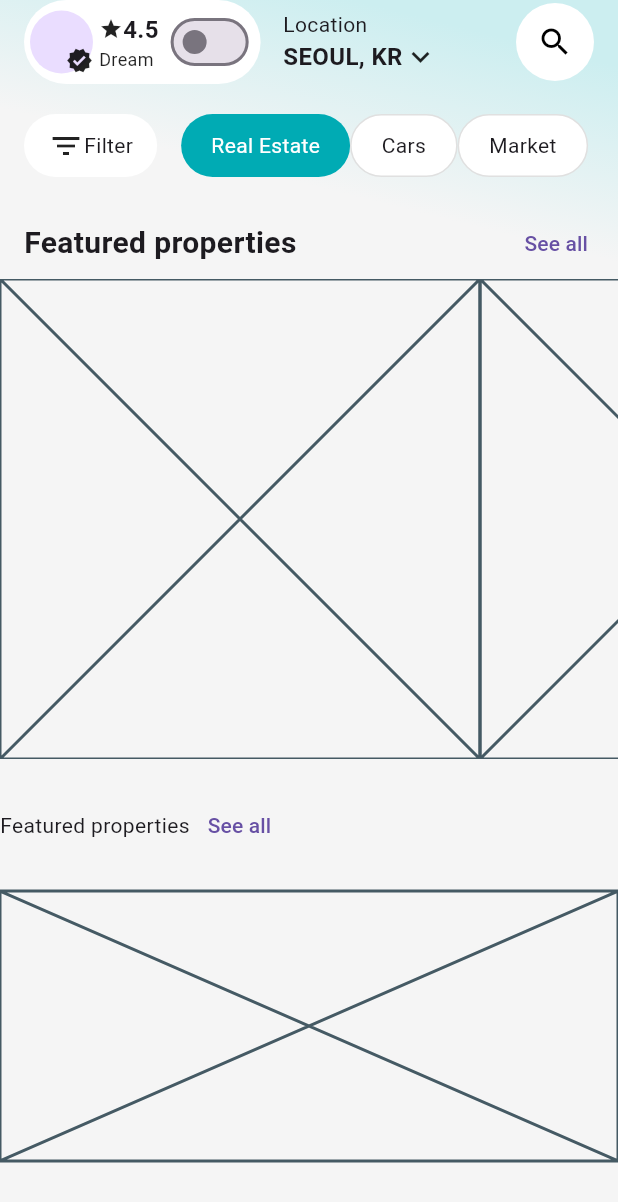
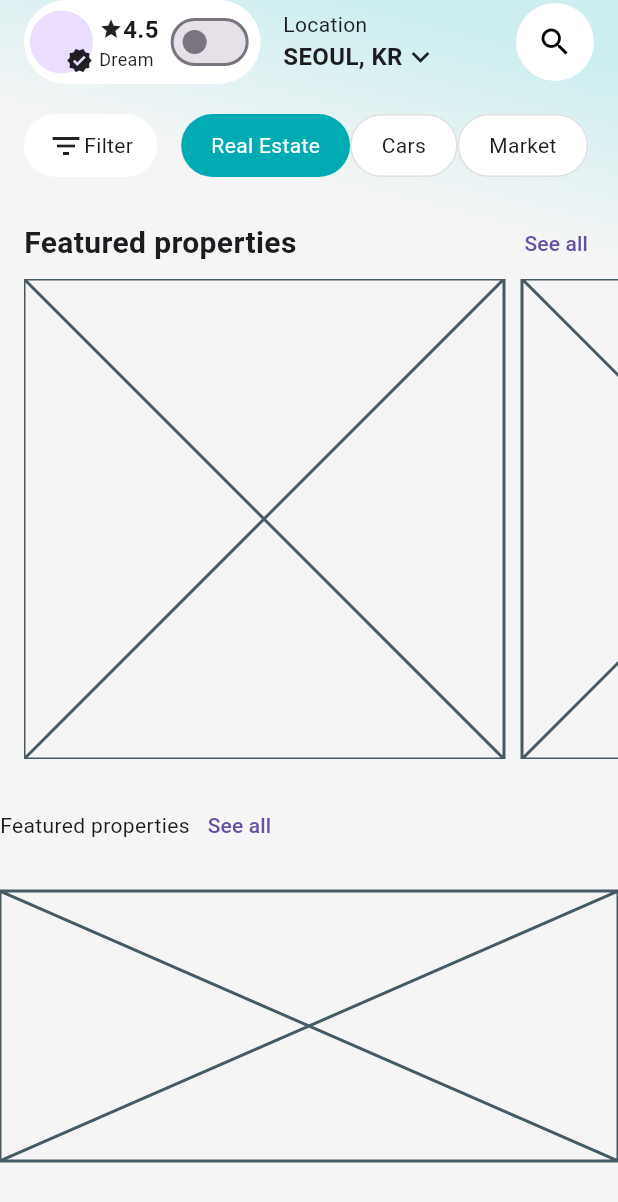
Before and after one commit to JAICHANGPARK/flutter_notebook_chapter_49, a Flutter app: the RealEstateHomePage screen opened directly, on a phone screen of 412 x 824 dp. Shown: the top 1202 px of the screen. Run offline on Flutter 3.47's test engine with Material 3 defaults, Android fonts, the phone set to English and light mode, and no system bars; our stand-ins replace dots_indicator, gap, google_fonts.

Commit message:
Update real_estate_home_page.dart

```diff
--- a/lib/ep2472_real_estate_app/ui/real_estate_home_page.dart
+++ b/lib/ep2472_real_estate_app/ui/real_estate_home_page.dart
@@ -211,17 +211,17 @@ class _RealEstateHomePageState extends State<RealEstateHomePage> {
                           ],
                         ),
                       ),
-                      SizedBox(height: 320, child: ListView.builder(
+                      Container(
+                          padding: EdgeInsets.only(left: 16),
+                          height: 320, child: ListView.builder(
                         scrollDirection: Axis.horizontal,
                         itemBuilder: (context,index){
                           return  Container(
                             width: 320,
+                            margin: EdgeInsets.only(right: 12),
                             child: Placeholder(),
                           );
                         },
-                        children: [
-
-                        ],
                       )),
                     ],
                   ),
```
